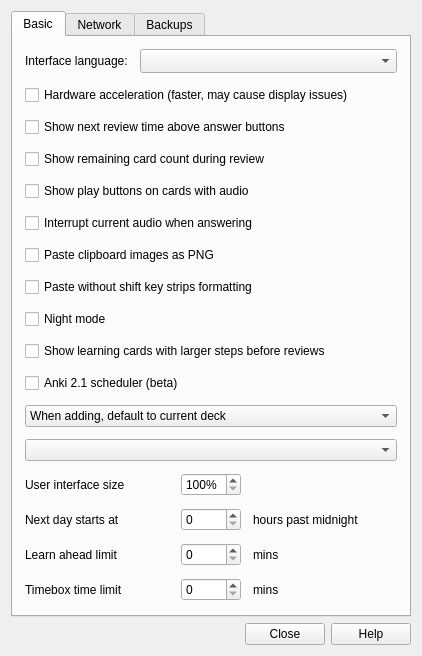
Above: qt/designer/preferences.ui from ankitects/anki before the change. Below: the same form after it.
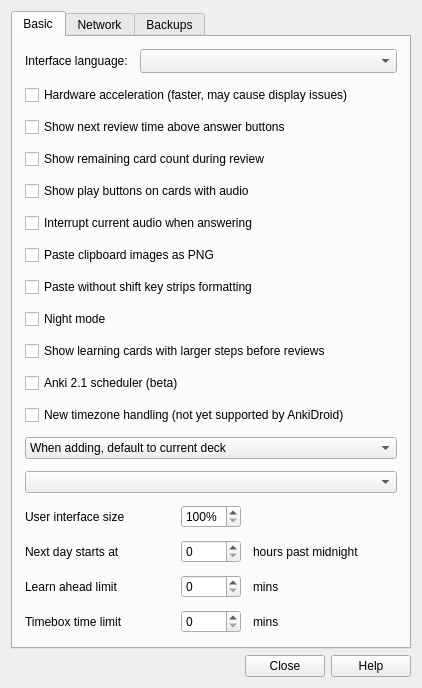
That is the form after the change.

Commit message: add switch in prefs for new timezone handling code; bump sync version

The edit to the form file:
```diff
--- a/qt/designer/preferences.ui
+++ b/qt/designer/preferences.ui
@@ -7,7 +7,7 @@
     <x>0</x>
     <y>0</y>
     <width>422</width>
-    <height>611</height>
+    <height>636</height>
    </rect>
   </property>
   <property name="windowTitle">
@@ -136,6 +136,13 @@
          </property>
         </widget>
        </item>
+       <item>
+        <widget class="QCheckBox" name="new_timezone">
+         <property name="text">
+          <string notr="true">New timezone handling (not yet supported by AnkiDroid)</string>
+         </property>
+        </widget>
+       </item>
        <item>
         <widget class="QComboBox" name="useCurrent">
          <item>
```
Left out of the diff: 2 changed lines with no effect on the pictures. The commit also changes 2 other files.
